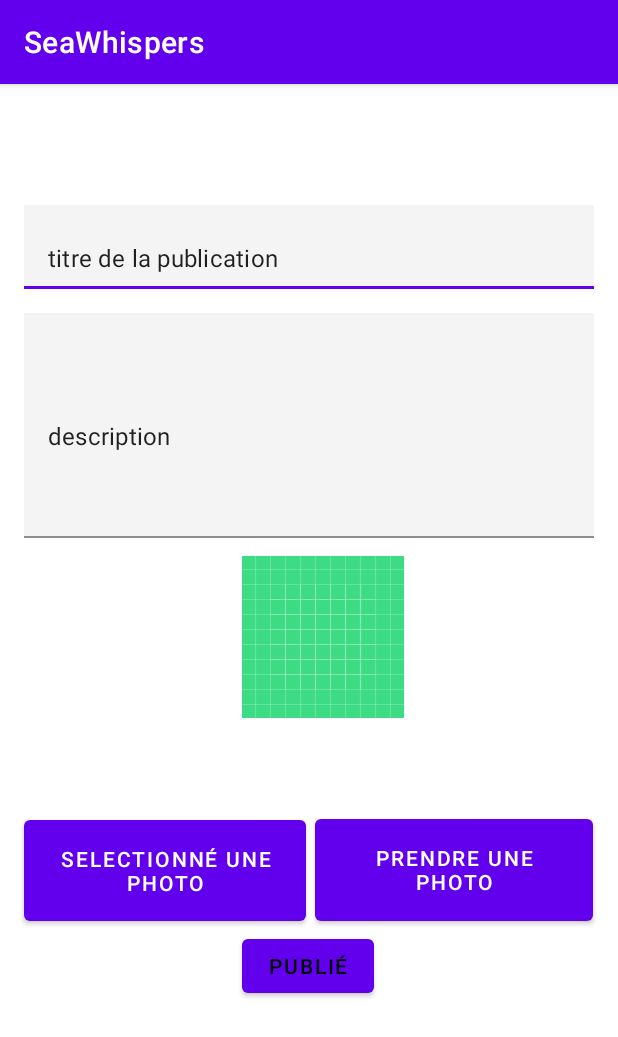
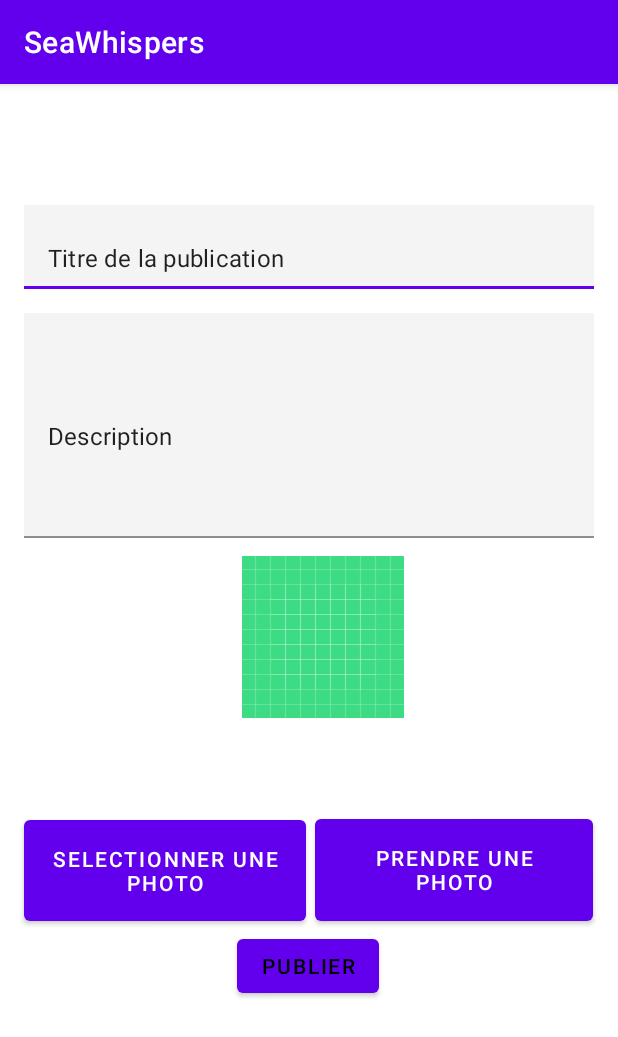
Before and after one commit to QuantumEnigmaa/NetworkApp, an Android app: the PostActivity screen opened directly, with no data from a screen before it, on a phone screen of 412 x 824 dp. Shown: the top 1037 px of the screen. Run offline under Robolectric (Android 15) with nearby library versions, the phone set to English and light mode, and no system bars.

Commit message:
correct strings

```diff
--- a/app/src/main/res/values/strings.xml
+++ b/app/src/main/res/values/strings.xml
@@ -1,10 +1,10 @@
 <resources>
     <string name="app_name">SeaWhispers</string>
-    <string name="description"> description</string>
-    <string name="post_title"> titre de la publication</string>
-    <string name="post_button"> publié</string>
-    <string name="new_picture"> Prendre une photo</string>
-    <string name="select_picture"> Selectionné une photo</string>
+    <string name="description">Description</string>
+    <string name="post_title">Titre de la publication</string>
+    <string name="post_button">Publier</string>
+    <string name="new_picture">Prendre une photo</string>
+    <string name="select_picture">Selectionner une photo</string>
     <string name="signin_title">Se connecter</string>
     <string name="signin_email">Addresse e-mail</string>
     <string name="enter_email">Entrez votre adresse e-mail</string>
```
